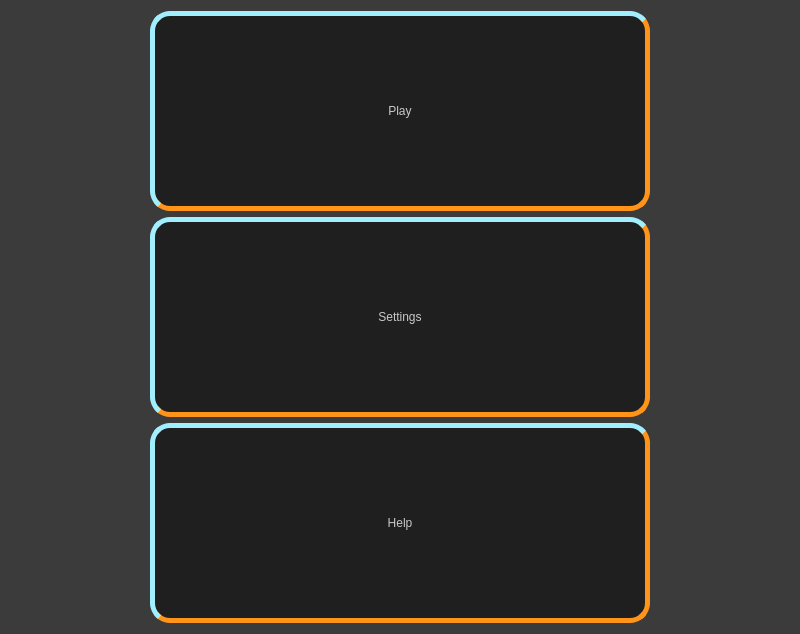
This is maindialog.ui in lmnp/TexasHoldemManager as Qt 5 draws it before an edit. The edited form follows.
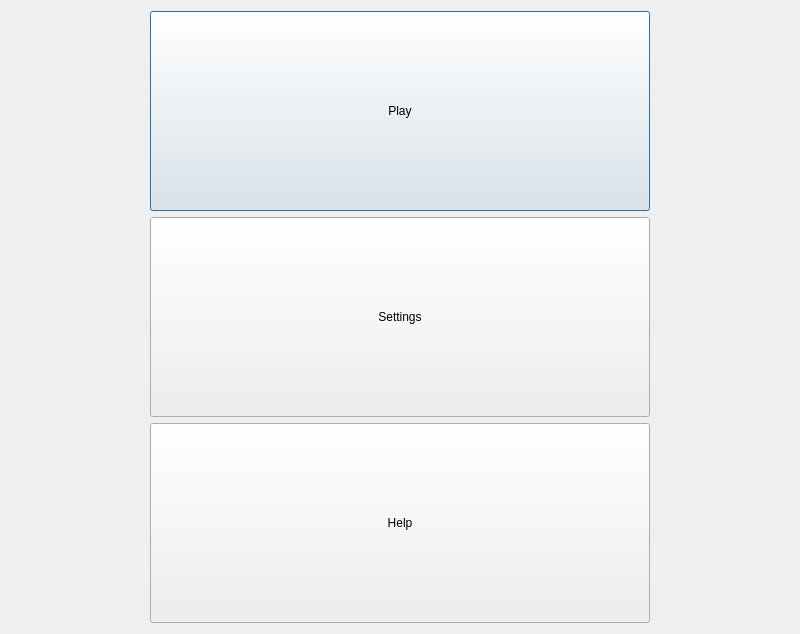
This is the edited form.

Commit message: modified color scheme implementation. Now is implemented via code and from main.cpp

```diff
--- a/maindialog.ui
+++ b/maindialog.ui
@@ -7,14 +7,14 @@
     <x>0</x>
     <y>0</y>
     <width>800</width>
-    <height>480</height>
+    <height>630</height>
    </rect>
   </property>
   <property name="windowTitle">
    <string>MainDialog</string>
   </property>
   <property name="styleSheet">
-   <string notr="true">background-color: rgb(59, 59, 59);</string>
+   <string notr="true"/>
   </property>
   <layout class="QGridLayout" name="gridLayout">
    <item row="0" column="0">
@@ -38,16 +38,7 @@
       </size>
      </property>
      <property name="styleSheet">
-      <string notr="true">border-style: outset;
-font: oblique 20pt &quot;Purisa&quot;;
-background-color: rgb(31, 31, 31);
-color: rgb(200, 200, 200);
-border-width: 5px;
-border-radius: 20px;
-border-top-color: rgb(34, 215, 255);
-border-left-color: rgb(34, 215, 255);
-border-right-color: rgb(255, 148, 25);
-border-bottom-color: rgb(255, 148, 25);</string>
+      <string notr="true"/>
      </property>
      <property name="locale">
       <locale language="English" country="UnitedStates"/>
@@ -78,16 +69,7 @@
       </size>
      </property>
      <property name="styleSheet">
-      <string notr="true">border-style: outset;
-font: oblique 20pt &quot;Purisa&quot;;
-background-color: rgb(31, 31, 31);
-color: rgb(200, 200, 200);
-border-width: 5px;
-border-radius: 20px;
-border-top-color: rgb(34, 215, 255);
-border-left-color: rgb(34, 215, 255);
-border-right-color: rgb(255, 148, 25);
-border-bottom-color: rgb(255, 148, 25);</string>
+      <string notr="true"/>
      </property>
      <property name="locale">
       <locale language="English" country="UnitedStates"/>
@@ -118,16 +100,7 @@
       </size>
      </property>
      <property name="styleSheet">
-      <string notr="true">border-style: outset;
-font: oblique 20pt &quot;Purisa&quot;;
-background-color: rgb(31, 31, 31);
-color: rgb(200, 200, 200);
-border-width: 5px;
-border-radius: 20px;
-border-top-color: rgb(34, 215, 255);
-border-left-color: rgb(34, 215, 255);
-border-right-color: rgb(255, 148, 25);
-border-bottom-color: rgb(255, 148, 25);</string>
+      <string notr="true"/>
      </property>
      <property name="locale">
       <locale language="English" country="UnitedStates"/>
```
The commit also changes 3 other files.
